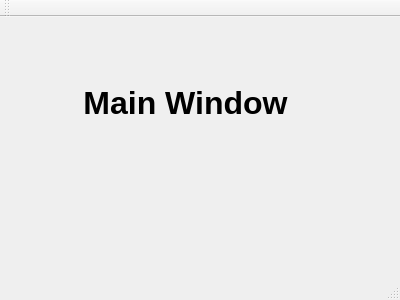
Qt form gui/mainwindow.ui (sergio11/retrospect) before a commit.
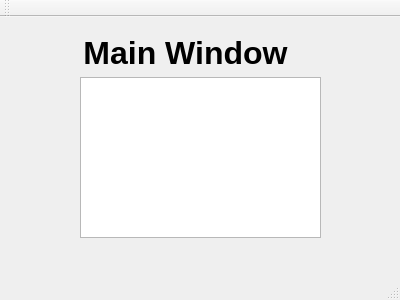
The same form after that commit.

Patch:
```diff
--- a/gui/mainwindow.ui
+++ b/gui/mainwindow.ui
@@ -18,9 +18,9 @@
     <property name="geometry">
      <rect>
       <x>80</x>
-      <y>50</y>
+      <y>10</y>
       <width>211</width>
-      <height>71</height>
+      <height>51</height>
      </rect>
     </property>
     <property name="font">
@@ -40,6 +40,16 @@
      <set>Qt::AlignCenter</set>
     </property>
    </widget>
+   <widget class="QTableWidget" name="tableWidget">
+    <property name="geometry">
+     <rect>
+      <x>80</x>
+      <y>60</y>
+      <width>241</width>
+      <height>161</height>
+     </rect>
+    </property>
+   </widget>
   </widget>
   <widget class="QMenuBar" name="menuBar">
    <property name="geometry">
```
